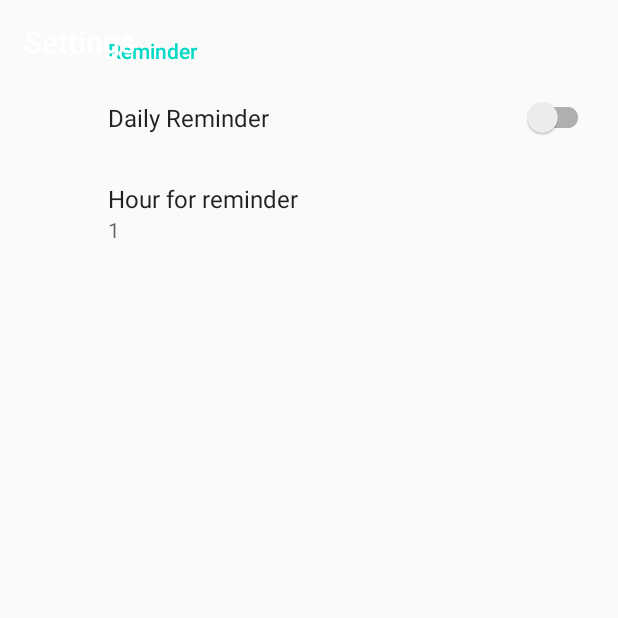
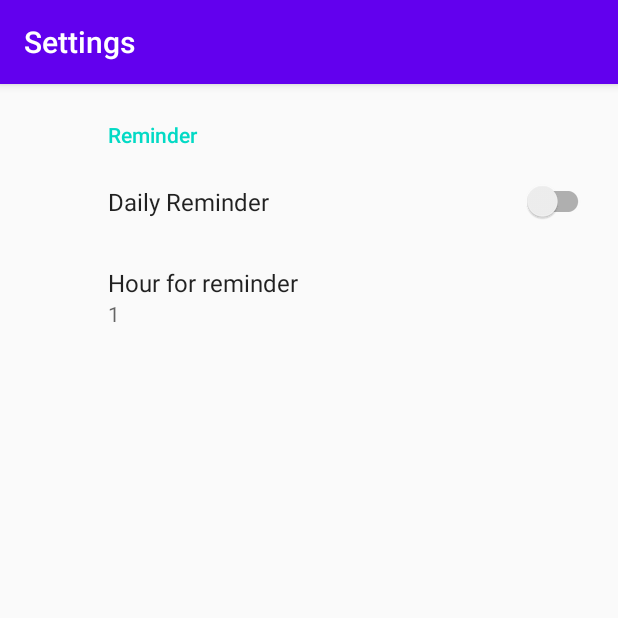
Before and after one commit to nirp0109/RajaYoga, an Android app: the FullscreenActivity screen opened directly, with no data from a screen before it, after a tap on "settings", on a phone screen of 412 x 824 dp, the top half of it. Run offline under Robolectric (Android 15) with nearby library versions, the phone set to English and light mode, and no system bars; our stand-ins replace androidx.preference; libraries missing offline, so code that uses them is left out: androidx.palette.graphics; 1 statement that could not run was skipped.

Commit message:
תמיכה בסגנון לגרסאות שונות של אנדרואיד

```diff
--- a/app/src/main/AndroidManifest.xml
+++ b/app/src/main/AndroidManifest.xml
@@ -13,12 +13,11 @@
         android:supportsRtl="true"
         android:theme="@style/AppTheme"
         android:usesCleartextTraffic="true">
-        <activity android:name=".AboutActivity"
-            android:theme="@style/AppTheme.ActionBar.Transparent"></activity>
+        <activity android:name=".AboutActivity"></activity>
         <activity
             android:name=".SettingsActivity"
             android:label="@string/title_activity_settings"
-            android:theme="@style/AppTheme.ActionBar.Transparent"/>
+            />
 
         <receiver
             android:name=".WakeupReceiver"
--- a/app/src/main/java/com/my/rajayoga/FullscreenActivity.java
+++ b/app/src/main/java/com/my/rajayoga/FullscreenActivity.java
@@ -19,6 +19,7 @@ import android.graphics.BitmapFactory;
 import android.graphics.Color;
 import android.graphics.drawable.ColorDrawable;
 import android.net.Uri;
+import android.os.Build;
 import android.os.Bundle;
 import android.util.Log;
 import android.view.GestureDetector;
@@ -62,14 +63,13 @@ public class FullscreenActivity extends AppCompatActivity {
 
     @Override
     protected void onCreate(Bundle savedInstanceState) {
-
+        if (android.os.Build.VERSION.SDK_INT > Build.VERSION_CODES.M) {
+            getWindow().requestFeature(Window.FEATURE_ACTION_BAR);
+        } else {
+            setTheme(R.style.FullscreenTheme);
+        }
         super.onCreate(savedInstanceState);
 //        final ProgressDialog pd = ProgressDialog.show(FullscreenActivity.this, "", getString(R.string.loading_indicator),true);
-        getWindow().requestFeature(Window.FEATURE_ACTION_BAR);
-
-
-
-
         setContentView(R.layout.activity_fullscreen);
         mContentView = (WebView)findViewById(R.id.fullscreen_content);
         mDetector = new GestureDetectorCompat(this, new MyGestureListener());
@@ -133,7 +133,9 @@ public class FullscreenActivity extends AppCompatActivity {
         updateCurrentDateAsVisted(format);
 
         ((WebView) mContentView).loadUrl("file:///android_asset/html/welcome.html?page=day" + day + ".html&wait=10000");
-        getWindow().addFlags(WindowManager.LayoutParams.FLAG_TRANSLUCENT_STATUS);
+        if (android.os.Build.VERSION.SDK_INT > Build.VERSION_CODES.M) {
+            getWindow().addFlags(WindowManager.LayoutParams.FLAG_TRANSLUCENT_STATUS);
+        }
 
 
         //        SharedPreferences storage = getSharedPreferences("storage", Context.MODE_PRIVATE);
--- a/app/src/main/res/values/styles.xml
+++ b/app/src/main/res/values-v24/styles.xml
@@ -23,7 +23,7 @@
     <style name="AppTheme.ActionBar.Transparent" parent="AppTheme">
         <item name="android:windowContentOverlay">@null</item>
         <item name="windowActionBarOverlay">true</item>
-        <item name="colorPrimary">@android:color/transparent</item>
+        <item name="colorPrimary">@color/black_transparent</item>
     </style>
 
     <style name="AppTheme.ActionBar" parent="AppTheme">
--- a/app/src/main/res/values/colors.xml
+++ b/app/src/main/res/values/colors.xml
@@ -5,4 +5,5 @@
     <color name="colorAccent">#03DAC5</color>
     <color name="color_white">#FFFFFFFF</color>
     <color name="black_overlay">#66000000</color>
+    <color name="black_transparent">#25000000</color>
 </resources>
```
